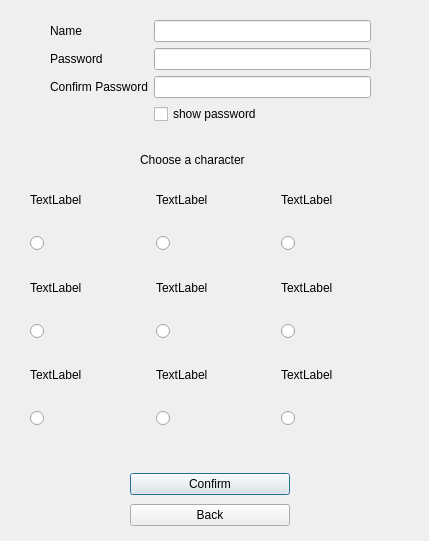
The window that client/registration.ui (Taifin/ChitChat) describes before a commit, drawn with Qt 5.
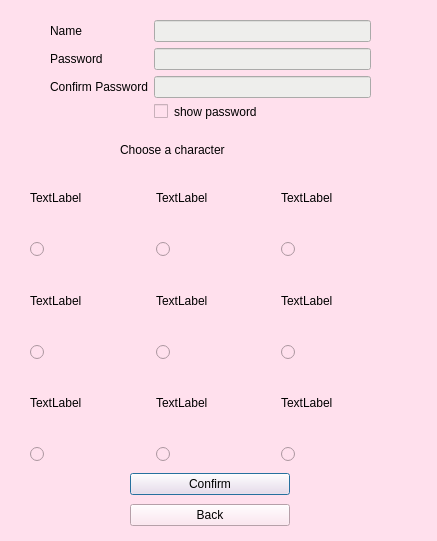
The same window after the commit.

Patch:
```diff
--- a/client/registration.ui
+++ b/client/registration.ui
@@ -6,20 +6,25 @@
    <rect>
     <x>0</x>
     <y>0</y>
-    <width>429</width>
+    <width>437</width>
     <height>541</height>
    </rect>
   </property>
   <property name="windowTitle">
    <string>Dialog</string>
   </property>
+  <property name="styleSheet">
+   <string notr="true">background-color: rgb(255, 224, 237);
+border-color: rgb(173, 127, 168);
+border-top-color: rgb(173, 127, 168);</string>
+  </property>
   <widget class="QWidget" name="formLayoutWidget">
    <property name="geometry">
     <rect>
      <x>50</x>
      <y>20</y>
      <width>321</width>
-     <height>118</height>
+     <height>120</height>
     </rect>
    </property>
    <layout class="QFormLayout" name="formLayout">
@@ -45,10 +50,19 @@
      </widget>
     </item>
     <item row="0" column="1">
-     <widget class="QLineEdit" name="name_line_edit"/>
+     <widget class="QLineEdit" name="name_line_edit">
+      <property name="styleSheet">
+       <string notr="true">selection-background-color: rgb(239, 41, 41);
+background-color: rgb(238, 238, 236);</string>
+      </property>
+     </widget>
     </item>
     <item row="1" column="1">
      <widget class="QLineEdit" name="password_line_edit">
+      <property name="styleSheet">
+       <string notr="true">selection-background-color: rgb(239, 41, 41);
+background-color: rgb(238, 238, 236);</string>
+      </property>
       <property name="echoMode">
        <enum>QLineEdit::Password</enum>
       </property>
@@ -56,6 +70,10 @@
     </item>
     <item row="2" column="1">
      <widget class="QLineEdit" name="confirm_line_edit">
+      <property name="styleSheet">
+       <string notr="true">selection-background-color: rgb(239, 41, 41);
+background-color: rgb(238, 238, 236);</string>
+      </property>
       <property name="echoMode">
        <enum>QLineEdit::Password</enum>
       </property>
@@ -63,6 +81,10 @@
     </item>
     <item row="3" column="1">
      <widget class="QCheckBox" name="show_password_check">
+      <property name="styleSheet">
+       <string notr="true">alternate-background-color: rgb(238, 238, 236);
+font: 11pt &quot;Source Code Pro&quot;;</string>
+      </property>
       <property name="text">
        <string>show password</string>
       </property>
@@ -121,12 +143,15 @@
   <widget class="QLabel" name="label">
    <property name="geometry">
     <rect>
-     <x>140</x>
-     <y>150</y>
-     <width>141</width>
+     <x>120</x>
+     <y>140</y>
+     <width>191</width>
      <height>20</height>
     </rect>
    </property>
+   <property name="styleSheet">
+    <string notr="true">font: 700 12pt &quot;Source Code Pro&quot;;</string>
+   </property>
    <property name="text">
     <string>Choose a character</string>
    </property>
@@ -135,9 +160,9 @@
    <property name="geometry">
     <rect>
      <x>30</x>
-     <y>170</y>
+     <y>160</y>
      <width>371</width>
-     <height>256</height>
+     <height>301</height>
     </rect>
    </property>
    <layout class="QGridLayout" name="gridLayout">
```
Left out of the diff: 51 changed lines with no effect on the pictures.
